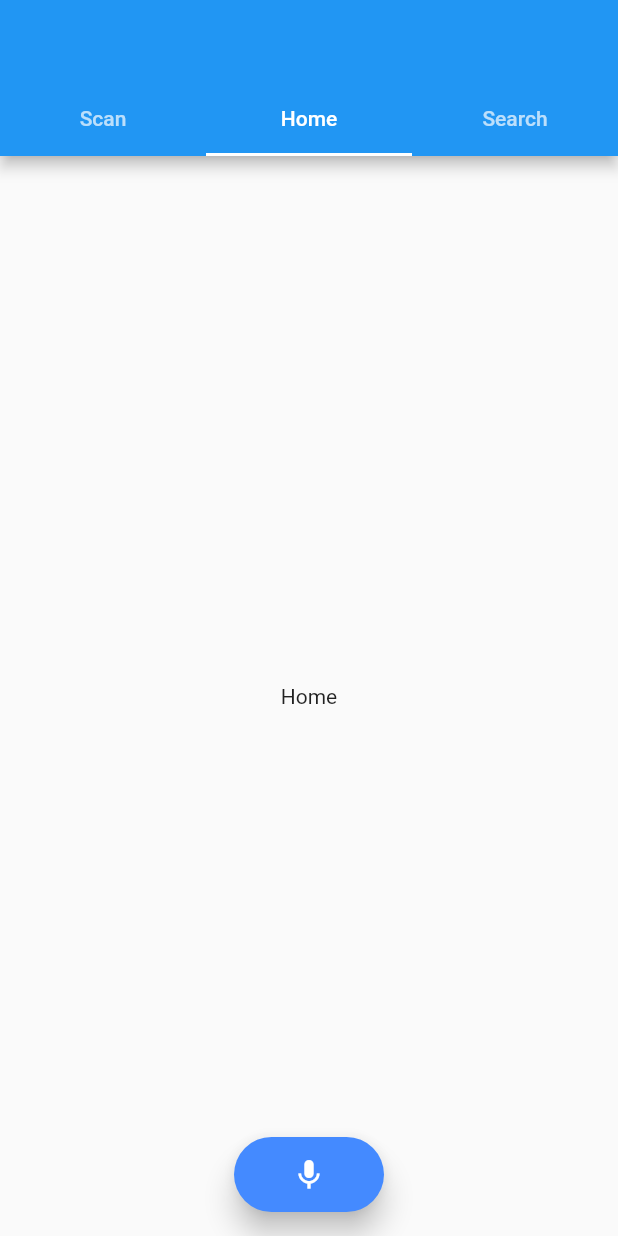
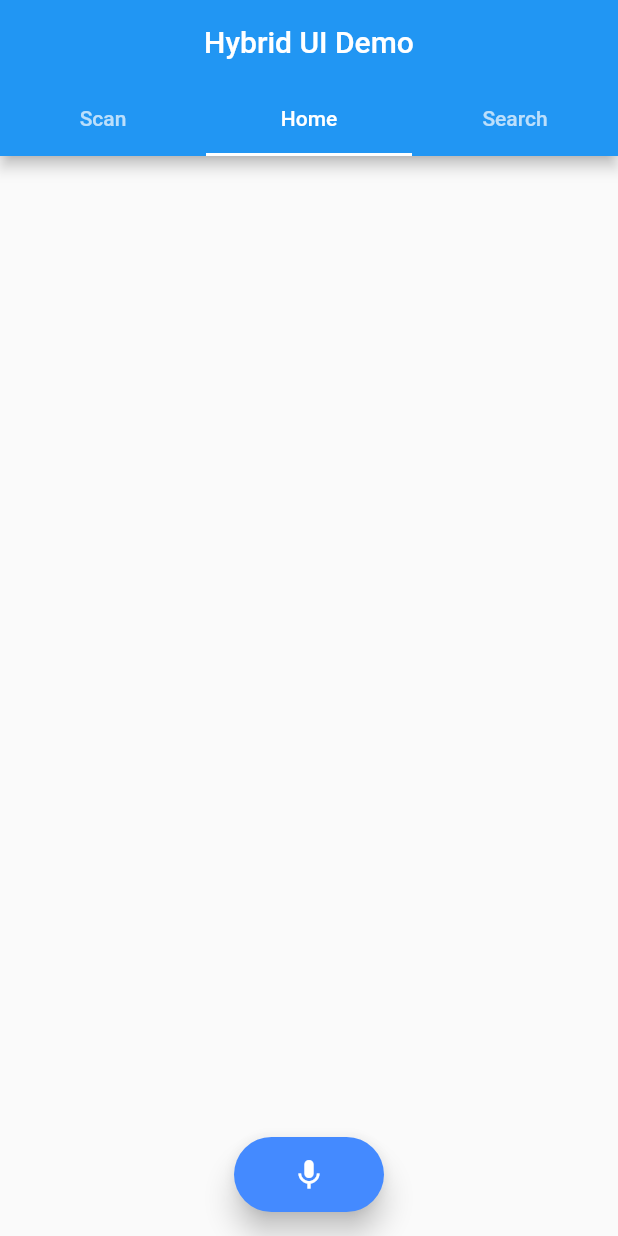
Before and after one commit to AlexHartford/voice_control_ui, a Flutter app: the screen it shows after launch, on a phone screen of 412 x 824 dp. Run offline on Flutter 3.47's test engine with Material 2 defaults, Android fonts, the phone set to English and light mode, and no system bars; our stand-ins replace flutter_hooks, hooks_riverpod, speech_to_text; missing offline and left inert: dotenv, ibm_watson_assistant.

```diff
--- a/packages/voice_control_ui/lib/home.dart
+++ b/packages/voice_control_ui/lib/home.dart
@@ -3,6 +3,22 @@ import 'dart:math';
 import 'package:flutter/material.dart';
 import 'package:flutter_hooks/flutter_hooks.dart';
 import 'package:hooks_riverpod/hooks_riverpod.dart';
+import 'package:speech_to_text/speech_recognition_event.dart';
+import 'package:speech_to_text/speech_to_text.dart';
+import 'package:speech_to_text/speech_to_text_provider.dart';
+
+final sttProvider = FutureProvider<SpeechToTextProvider>((_) async {
+  final stt = SpeechToTextProvider(SpeechToText());
+  print(stt);
+  final available = await stt.initialize();
+  print('available? $available');
+  print(stt.isListening);
+  stt.listen();
+  print(stt.isListening);
+  return stt;
+});
+
+final listeningProvider = StateProvider<bool>((_) => false);
 
 class Home extends HookWidget {
   const Home({Key key}) : super(key: key);
@@ -13,6 +29,8 @@ class Home extends HookWidget {
 
     return Scaffold(
       appBar: AppBar(
+        title: Text('Hybrid UI Demo'),
+        centerTitle: true,
         bottom: TabBar(
           controller: controller,
           tabs: [
@@ -22,7 +40,27 @@ class Home extends HookWidget {
           ],
         ),
       ),
-      body: Stack(
+      body: TabViews(controller),
+    );
+  }
+}
+
+class TabViews extends HookWidget {
+  const TabViews(this.controller, {Key key}) : super(key: key);
+
+  final TabController controller;
+
+  @override
+  Widget build(BuildContext context) {
+    final stt = useProvider(sttProvider);
+    return stt.when(
+      loading: () => Center(
+        child: CircularProgressIndicator(),
+      ),
+      error: (err, stack) => Center(
+        child: Text(err),
+      ),
+      data: (stt) => Stack(
         children: [
           TabBarView(
             controller: controller,
@@ -32,11 +70,12 @@ class Home extends HookWidget {
                   child: Text('Scan'),
                 ),
               ),
-              Container(
-                child: Center(
-                  child: Text('Home'),
-                ),
-              ),
+              // Container(
+              //   child: Center(
+              //     child: Text('Home'),
+              //   ),
+              // ),
+              CurrentText(stt),
               Container(
                 child: Center(
                   child: Text('Search'),
@@ -53,8 +92,6 @@ class Home extends HookWidget {
     );
   }
 }
-
-final listeningProvider = StateProvider<bool>((_) => false);
 
 class ActivateVoiceButton extends HookWidget {
   const ActivateVoiceButton({Key key}) : super(key: key);
@@ -99,6 +136,62 @@ class ActivateVoiceButton extends HookWidget {
   }
 }
 
+// final sttStreamProvider = StreamProvider.autoDispose<SpeechRecognitionEvent>((ref) {
+//   final stt = ref.read(sttProvider);
+
+//   return stt.when(
+//     data: (data) => data.stream,
+//     error: (err, stack) {
+//       print('error');
+//       return null;
+//     },
+//     loading: () {
+//       print('loading');
+//       return null;
+//     },
+//   );
+//   // return stt.whenData((value) => value.stream)
+//   // print(stt.isAvailable);
+//   // print(stt.isListening);
+//   // return stt.stream;
+// });
+
+final sttStreamProvider =
+    StreamProvider.family.autoDispose<SpeechRecognitionEvent, SpeechToTextProvider>((ref, stt) {
+  if (stt.isAvailable) {
+    print('init');
+    return stt.stream;
+  } else {
+    print('Not init');
+    return null;
+  }
+});
+
+class CurrentText extends HookWidget {
+  const CurrentText(this.stt, {Key key}) : super(key: key);
+
+  final SpeechToTextProvider stt;
+
+  @override
+  Widget build(BuildContext context) {
+    final stream = useProvider(sttStreamProvider(stt));
+    print(stream.data);
+    // print(stream);
+
+    return Container();
+
+    // return stream.when(
+    //   data: (data) => Center(
+    //     child: Text(
+    //       data.recognitionResult.recognizedWords,
+    //     ),
+    //   ),
+    //   loading: () => Center(child: CircularProgressIndicator()),
+    //   error: (err, stack) => Text(err),
+    // );
+  }
+}
+
 class SoundWaves extends HookWidget {
   SoundWaves({Key key}) : super(key: key);
 
@@ -111,18 +204,25 @@ class SoundWaves extends HookWidget {
   @override
   Widget build(BuildContext context) {
     final fullWidth = MediaQuery.of(context).size.width;
-    final test = useState(false);
+    final stopped = useState(false);
 
     useEffect(() {
       context.read(listeningProvider).addListener((state) async {
         while (state) {
           try {
-            test.value = !test.value;
+            stopped.value = !stopped.value;
           } catch (e) {
             break;
           }
           await Future.delayed(const Duration(milliseconds: 250));
         }
+      });
+      return;
+    }, const []);
+
+    useEffect(() {
+      context.read(listeningProvider).addListener((state) async {
+        if (state) {}
       });
       return;
     }, const []);
@@ -136,7 +236,7 @@ class SoundWaves extends HookWidget {
           child: AnimatedContainer(
             duration: const Duration(milliseconds: 250),
             color: Colors.white,
-            height: test.value
+            height: stopped.value
                 ? SoundWaves.barHeight + rng.nextInt(75)
                 : SoundWaves.barHeight + rng.nextInt(75),
             width: SoundWaves.barWidth,
```
